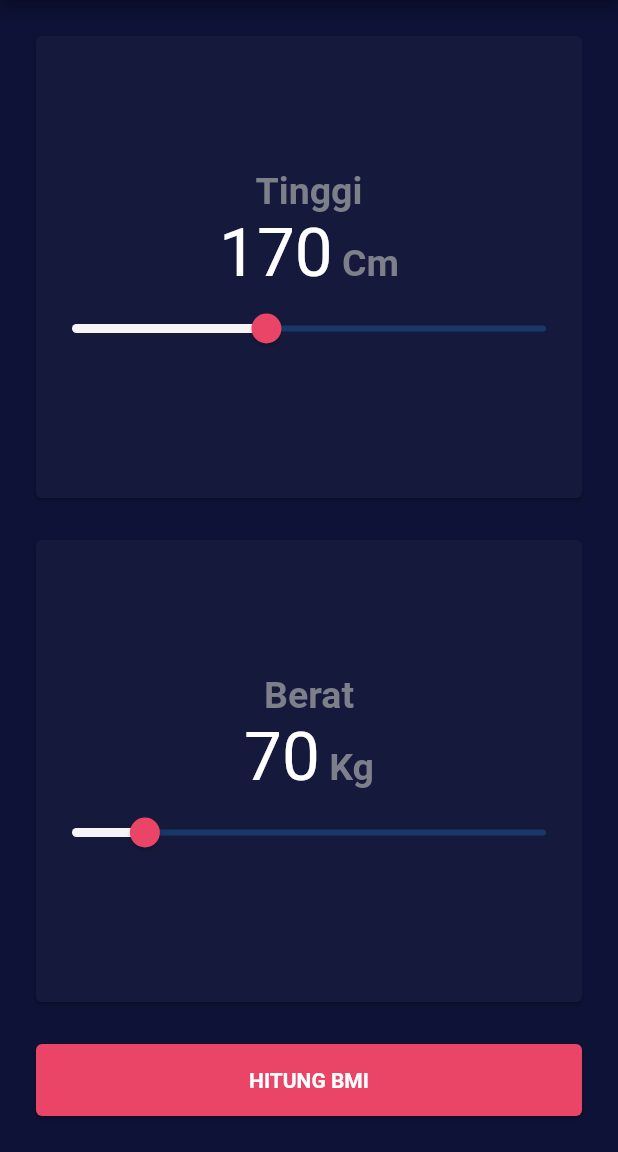
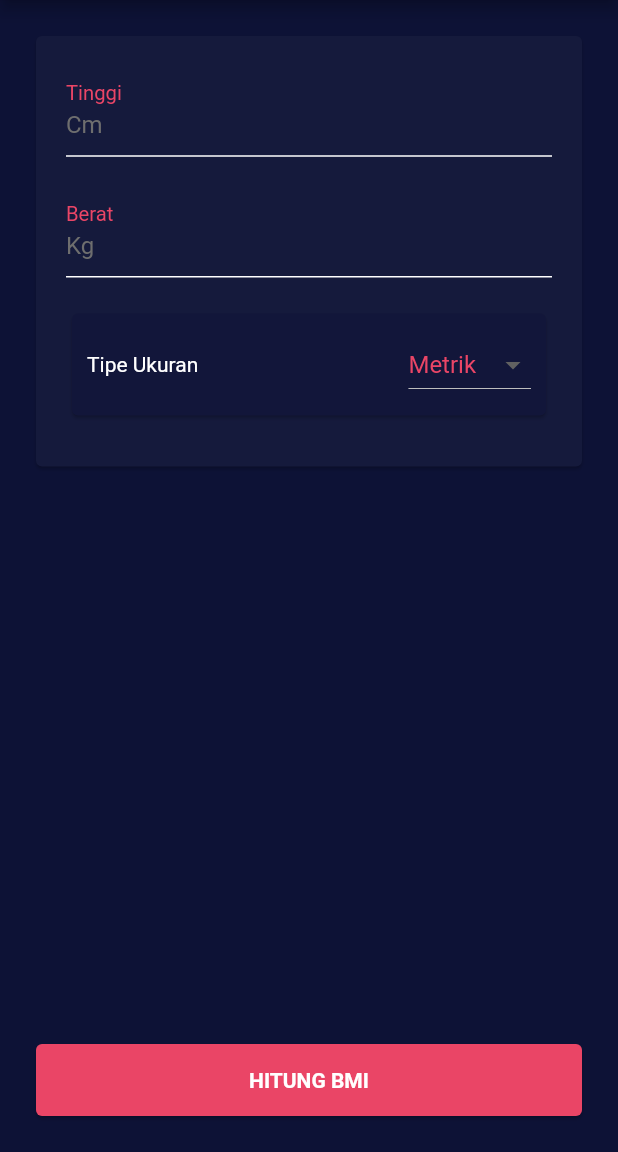
Before and after one commit to kaikoga45/bmi_calculator, a Flutter app: the screen it shows after launch, on a phone screen of 412 x 824 dp, the part 84-1236 px from its top. Run offline on Flutter 3.47's test engine with Material 2 defaults, Android fonts, the phone set to English and light mode, and no system bars.

Commit message:
Applying SOLID Principle, Changing Input, and Adding Launch Screen

```diff
--- a/lib/component/button.dart
+++ b/lib/component/button.dart
@@ -9,7 +9,7 @@ class ActionButton extends StatelessWidget {
   @override
   Widget build(BuildContext context) {
     return Card(
-      color: Color(0xFFEA4566),
+      color: const Color(0xFFEA4566),
       child: FlatButton(
         onPressed: onPressed,
         child: Text(
--- a/lib/component/measure_slider.dart
+++ /dev/null
@@ -1,65 +0,0 @@
-import 'package:flutter/material.dart';
-
-class MeasureSlider extends StatelessWidget {
-  MeasureSlider(
-      {@required this.value,
-      @required this.valueType,
-      @required this.onChanged});
-
-  final num value;
-  final Function onChanged;
-  final String valueType;
-
-  @override
-  Widget build(BuildContext context) {
-    return Expanded(
-      flex: 1,
-      child: Card(
-        color: Color(0xFF151A3C),
-        child: Column(
-          mainAxisAlignment: MainAxisAlignment.center,
-          children: [
-            Text(
-              valueType,
-              style: TextStyle(
-                color: Color(0xFF7D7F8A),
-                fontSize: 25.0,
-                fontWeight: FontWeight.bold,
-              ),
-            ),
-            RichText(
-              text: TextSpan(children: [
-                TextSpan(
-                  text: '${value.toInt()}',
-                  style: TextStyle(
-                    fontSize: 45.0,
-                  ),
-                ),
-                TextSpan(
-                  text: ' ${valueType == 'Tinggi' ? 'Cm' : 'Kg'}',
-                  style: TextStyle(
-                    color: Color(0xFF7D7F8A),
-                    fontSize: 25.0,
-                    fontWeight: FontWeight.bold,
-                  ),
-                ),
-              ]),
-            ),
-            SliderTheme(
-              data: SliderThemeData(
-                activeTrackColor: Color(0xFFF5F5F7),
-                thumbColor: Color(0xFFEA4566),
-              ),
-              child: Slider(
-                min: 10,
-                max: 400,
-                value: value,
-                onChanged: onChanged,
-              ),
-            )
-          ],
-        ),
-      ),
-    );
-  }
-}
--- /dev/null
+++ b/lib/component/scale_form.dart
@@ -0,0 +1,41 @@
+import 'package:flutter/material.dart';
+
+class ScaleForm extends StatelessWidget {
+  final String validatorMessage;
+  final String labelText;
+  final String hintText;
+  final Function onChanged;
+
+  ScaleForm(
+      {this.validatorMessage, this.hintText, this.labelText, this.onChanged});
+
+  @override
+  Widget build(BuildContext context) {
+    return TextFormField(
+      onChanged: onChanged,
+      validator: (value) {
+        if (value.isEmpty) {
+          return validatorMessage;
+        }
+        return null;
+      },
+      keyboardType: TextInputType.number,
+      style: TextStyle(color: Colors.white),
+      decoration: InputDecoration(
+        floatingLabelBehavior: FloatingLabelBehavior.always,
+        hintText: hintText,
+        hintStyle: TextStyle(
+          color: const Color(0xFF6E6E6E),
+        ),
+        labelText: labelText,
+        labelStyle: TextStyle(
+          color: const Color(0xFFEA4566),
+          fontSize: 18.0,
+        ),
+        enabledBorder: UnderlineInputBorder(
+          borderSide: BorderSide(color: Colors.white),
+        ),
+      ),
+    );
+  }
+}
--- a/lib/controller/bmi.dart
+++ b/lib/controller/bmi.dart
@@ -1,16 +1,18 @@
-import 'dart:math';
+import 'package:bmi_calculator/controller/information.dart';
 
 class Bmi {
-  final double _weight;
-  final double _height;
-  double _score;
+  final num _weight;
+  final num _height;
+  num _score;
 
+  double get weight => _weight;
   double get score => _score;
+  double get height => _height;
 
   Bmi(this._weight, this._height);
 
-  double getBmiScore() {
-    _score = Calculation.calculateBmiScore(_weight, _height);
+  num getBmiScore(dynamic typeUnitsMeasures, num weight, num height) {
+    _score = typeUnitsMeasures.calculateBmiScore(weight, height);
     return _score;
   }
 
@@ -22,68 +24,3 @@ class Bmi {
     return Information.bmiCategoryDescription(_score);
   }
 }
-
-class Calculation {
-  static double calculateBmiScore(double _weight, double _height) {
-    return _weight / pow(_height / 100, 2);
-  }
-}
-
-class Information {
-  static String bmiCategory(double _score) {
-    String category;
-
-    if (_score >= 40) {
-      category = 'OBESITAS KELAS III';
-    } else if (_score >= 35.0 && _score <= 39.9) {
-      category = 'OBESITAS KELAS II';
-    } else if (_score >= 30.0 && _score <= 34.9) {
-      category = 'OBESITAS KELAS I';
-    } else if (_score >= 25.0 && _score <= 29.9) {
-      category = 'PRA-OBESITAS';
-    } else if (_score >= 18.5 && _score <= 24.9) {
-      category = 'NORMAL';
-    } else if (_score < 18.5) {
-      category = 'KURANG';
-    }
-    return category;
-  }
-
-  static String bmiCategoryDescription(double _score) {
-    String _categoryDescription;
-
-    if (_score >= 30.0) {
-      _categoryDescription =
-          'Angka BMI anda menunjukkan bahwa anda sangat kelebihan berat badan. Kesehatan anda mungkin berisiko jika anda tidak menurunkan berat badan. Disarankan berbicara dengan dokter untuk mendapatkan nasihat.';
-    } else if (_score >= 25.0 && _score <= 29.9) {
-      _categoryDescription =
-          'Angka BMI anda menunjukkan bahwa anda sedikit kelebihan berat badan. Disarankan untuk menurunkan berat badan demi kesehatan anda.';
-    } else if (_score >= 18.5 && _score <= 24.9) {
-      _categoryDescription =
-          'Selamat! Angka BMI anda menunjukkan bahwa anda memiliki berat badan yang sehat berdasarkan tinggi badan anda. Tetap menjaga berat badan yang sehat untuk menurunkan risiko terkena masalah kesehatan';
-    } else if (_score < 18.5) {
-      _categoryDescription =
-          'Angka BMI anda menunjukkan bahwa anda kekurangan berat badan, jadi anda mungkin perlu menambah berat badan.';
-    }
-    return _categoryDescription;
-  }
-
-  static int textColorBmiCategory(double _score) {
-    int color;
-
-    if (_score >= 40) {
-      color = 0xFFEA412C;
-    } else if (_score >= 35.0 && _score <= 39.9) {
-      color = 0xFFEA412C;
-    } else if (_score >= 30.0 && _score <= 34.9) {
-      color = 0xFFEA412C;
-    } else if (_score >= 25.0 && _score <= 29.9) {
-      color = 0xFFE7C83D;
-    } else if (_score >= 18.5 && _score <= 24.9) {
-      color = 0xFF69D977;
-    } else if (_score < 18.5) {
-      color = 0xFF0C2594;
-    }
-    return color;
-  }
-}
--- /dev/null
+++ b/lib/controller/calculation.dart
@@ -0,0 +1,19 @@
+import 'dart:math';
+
+class Calculation {
+  num calculateBmiScore(num _weight, num _height) {}
+}
+
+class ImperialUnits implements Calculation {
+  @override
+  num calculateBmiScore(num _weight, num _height) {
+    return (_weight / pow(_height, 2)) * 703;
+  }
+}
+
+class MetricUnits implements Calculation {
+  @override
+  num calculateBmiScore(num _weight, num _height) {
+    return _weight / pow(_height / 100, 2);
+  }
+}
--- /dev/null
+++ b/lib/controller/information.dart
@@ -0,0 +1,58 @@
+class Information {
+  static String bmiCategory(double _score) {
+    String category;
+
+    if (_score >= 40) {
+      category = 'OBESITAS KELAS III';
+    } else if (_score >= 35.0 && _score <= 39.9) {
+      category = 'OBESITAS KELAS II';
+    } else if (_score >= 30.0 && _score <= 34.9) {
+      category = 'OBESITAS KELAS I';
+    } else if (_score >= 25.0 && _score <= 29.9) {
+      category = 'PRA-OBESITAS';
+    } else if (_score >= 18.5 && _score <= 24.9) {
+      category = 'NORMAL';
+    } else if (_score < 18.5) {
+      category = 'KURANG';
+    }
+    return category;
+  }
+
+  static String bmiCategoryDescription(double _score) {
+    String _categoryDescription;
+
+    if (_score >= 30.0) {
+      _categoryDescription =
+          'Angka BMI anda menunjukkan bahwa anda sangat kelebihan berat badan. Kesehatan anda mungkin berisiko jika anda tidak menurunkan berat badan. Disarankan berbicara dengan dokter untuk mendapatkan nasihat.';
+    } else if (_score >= 25.0 && _score <= 29.9) {
+      _categoryDescription =
+          'Angka BMI anda menunjukkan bahwa anda sedikit kelebihan berat badan. Disarankan untuk menurunkan berat badan demi kesehatan anda.';
+    } else if (_score >= 18.5 && _score <= 24.9) {
+      _categoryDescription =
+          'Selamat! Angka BMI anda menunjukkan bahwa anda memiliki berat badan yang sehat berdasarkan tinggi badan anda. Tetap menjaga berat badan yang sehat untuk menurunkan risiko terkena masalah kesehatan';
+    } else if (_score < 18.5) {
+      _categoryDescription =
+          'Angka BMI anda menunjukkan bahwa anda kekurangan berat badan, jadi anda mungkin perlu menambah berat badan.';
+    }
+    return _categoryDescription;
+  }
+
+  static int textColorBmiCategory(double _score) {
+    int color;
+
+    if (_score >= 40) {
+      color = 0xFFEA412C;
+    } else if (_score >= 35.0 && _score <= 39.9) {
+      color = 0xFFEA412C;
+    } else if (_score >= 30.0 && _score <= 34.9) {
+      color = 0xFFEA412C;
+    } else if (_score >= 25.0 && _score <= 29.9) {
+      color = 0xFFE7C83D;
+    } else if (_score >= 18.5 && _score <= 24.9) {
+      color = 0xFF69D977;
+    } else if (_score < 18.5) {
+      color = 0xFF0C2594;
+    }
+    return color;
+  }
+}
--- a/lib/input_screen.dart
+++ /dev/null
@@ -1,97 +0,0 @@
-import 'package:bmi_calculator/component/button.dart';
-import 'package:bmi_calculator/controller/bmi.dart';
-import 'package:bmi_calculator/information_screen.dart';
-import 'package:bmi_calculator/result_screen.dart';
-import 'package:flutter/material.dart';
-import 'package:bmi_calculator/component/measure_slider.dart';
-
-class InputScreen extends StatefulWidget {
-  @override
-  _InputScreenState createState() => _InputScreenState();
-}
-
-class _InputScreenState extends State<InputScreen> {
-  double _height = 170.0;
-  double _weight = 70.0;
-
-  @override
-  Widget build(BuildContext context) {
-    return Scaffold(
-      backgroundColor: Color(0xFF0D1236),
-      appBar: AppBar(
-        title: Text(
-          'BMI Kalkulator',
-          style: TextStyle(
-            fontSize: 20.0,
-            fontWeight: FontWeight.bold,
-          ),
-        ),
-        centerTitle: true,
-        actions: [
-          IconButton(
-            onPressed: () {
-              Navigator.push(
-                context,
-                MaterialPageRoute(
-                  builder: (context) => InfoScreen(),
-                ),
-              );
-            },
-            icon: Icon(Icons.help_outline),
-          )
-        ],
-        backgroundColor: Color(0xFF12163A),
-      ),
-      body: Padding(
-        padding: EdgeInsets.all(20.0),
-        child: Column(
-          crossAxisAlignment: CrossAxisAlignment.stretch,
-          children: [
-            MeasureSlider(
-              value: _height,
-              valueType: 'Tinggi',
-              onChanged: (data) {
-                setState(() {
-                  _height = data;
-                });
-              },
-            ),
-            SizedBox(
-              height: 20.0,
-            ),
-            MeasureSlider(
-              value: _weight,
-              valueType: 'Berat',
-              onChanged: (data) {
-                setState(() {
-                  _weight = data;
-                });
-              },
-            ),
-            SizedBox(
-              height: 20.0,
-            ),
-            ActionButton(
-              title: 'HITUNG BMI',
-              onPressed: () {
-                var bmi = Bmi(_weight, _height);
-
-                Navigator.push(
-                  context,
-                  MaterialPageRoute(
-                    builder: (context) => ResultScreen(
-                      bmi.getBmiScore(),
-                      bmi.getBmiCategory(),
-                      Information.textColorBmiCategory(bmi.score),
-                      bmi.getBmiDescription(),
-                    ),
-                  ),
-                );
-              },
-            ),
-          ],
-        ),
-      ),
-    );
-  }
-}
--- a/lib/main.dart
+++ b/lib/main.dart
@@ -1,4 +1,4 @@
-import 'package:bmi_calculator/input_screen.dart';
+import 'package:bmi_calculator/screen/input_screen.dart';
 import 'package:flutter/material.dart';
 
 void main() => runApp(BMICalculator());
--- a/lib/information_screen.dart
+++ b/lib/screen/about_screen.dart
@@ -48,7 +48,7 @@ class InfoScreen extends StatelessWidget {
             ),
             SizedBox(height: 40.0),
             Text(
-              'Versi 1.0.0',
+              'DEVELOPER: \nKai Koga',
               style: TextStyle(color: Colors.white, fontSize: 13.0),
               textAlign: TextAlign.center,
             ),
--- /dev/null
+++ b/lib/screen/input_screen.dart
@@ -0,0 +1,169 @@
+import 'package:bmi_calculator/component/button.dart';
+import 'package:bmi_calculator/controller/bmi.dart';
+import 'package:bmi_calculator/controller/calculation.dart';
+import 'package:bmi_calculator/controller/information.dart';
+import 'package:bmi_calculator/screen/about_screen.dart';
+import 'package:bmi_calculator/screen/result_screen.dart';
+import 'package:flutter/material.dart';
+import 'package:bmi_calculator/component/scale_form.dart';
+
+class InputScreen extends StatefulWidget {
+  @override
+  _InputScreenState createState() => _InputScreenState();
+}
+
+class _InputScreenState extends State<InputScreen> {
+  num _height;
+  num _weight;
+
+  List<Object> _instancesUnitsTypeMeasures = [MetricUnits(), ImperialUnits()];
+  int _selectedUnitsTypeMeasures = 0;
+
+  final _formKey = GlobalKey<FormState>();
+
+  @override
+  Widget build(BuildContext context) {
+    return Scaffold(
+      backgroundColor: const Color(0xFF0D1236),
+      resizeToAvoidBottomInset: false,
+      appBar: AppBar(
+        title: Text(
+          'BMI Kalkulator',
+          style: const TextStyle(
+            fontSize: 20.0,
+            fontWeight: FontWeight.bold,
+          ),
+        ),
+        centerTitle: true,
+        actions: [
+          IconButton(
+            onPressed: () {
+              Navigator.push(
+                context,
+                MaterialPageRoute(
+                  builder: (context) => InfoScreen(),
+                ),
+              );
+            },
+            icon: Icon(Icons.help_outline),
+          )
+        ],
+        backgroundColor: const Color(0xFF12163A),
+      ),
+      body: Padding(
+        padding: const EdgeInsets.all(20.0),
+        child: Column(
+          crossAxisAlignment: CrossAxisAlignment.stretch,
+          mainAxisAlignment: MainAxisAlignment.spaceBetween,
+          children: [
+            Form(
+              key: _formKey,
+              child: Card(
+                color: const Color(0xFF151A3C),
+                child: Padding(
+                  padding: const EdgeInsets.only(
+                      top: 20.0, left: 20.0, right: 20.0, bottom: 30.0),
+                  child: Column(
+                    crossAxisAlignment: CrossAxisAlignment.stretch,
+                    children: [
+                      ScaleForm(
+                        labelText: 'Tinggi',
+                        hintText:
+                            _selectedUnitsTypeMeasures == 0 ? 'Cm' : 'Inch',
+                        validatorMessage: 'Tolong masukkan tinggi badan anda',
+                        onChanged: (value) {
+                          setState(() {
+                            _height = num.parse(value);
+                          });
+                        },
+                      ),
+                      SizedBox(height: 20.0),
+                      ScaleForm(
+                        labelText: 'Berat',
+                        hintText:
+                            _selectedUnitsTypeMeasures == 0 ? 'Kg' : 'Lbs',
+                        validatorMessage: 'Tolong masukkan berat badan anda',
+                        onChanged: (value) {
+                          setState(() {
+                            _weight = num.parse(value);
+                          });
+                        },
+                      ),
+                      SizedBox(height: 20.0),
+                      Card(
+                        color: const Color(0xFF12163A),
+                        child: Padding(
+                          padding: const EdgeInsets.all(10.0),
+                          child: Row(
+                            mainAxisAlignment: MainAxisAlignment.spaceBetween,
+                            children: [
+                              Text(
+                                'Tipe Ukuran',
+                                style: TextStyle(color: Colors.white),
+                              ),
+                              DropdownButton(
+                                dropdownColor: Color(0xFF151A3C),
+                                value: _selectedUnitsTypeMeasures,
+                                items: [
+                                  DropdownMenuItem(
+                                    value: 0,
+                                    child: Text(
+                                      'Metrik',
+                                      style: TextStyle(
+                                          color: const Color(0xFFEA4566)),
+                                    ),
+                                  ),
+                                  DropdownMenuItem(
+                                    value: 1,
+                                    child: Text(
+                                      'Imperial',
+                                      style: TextStyle(
+                                          color: const Color(0xFFEA4566)),
+                                    ),
+                                  ),
+                                ],
+                                onChanged: (value) {
+                                  setState(() {
+                                    _selectedUnitsTypeMeasures = value;
+                                  });
+                                },
+                              )
+                            ],
+                          ),
+                        ),
+                      ),
+                    ],
+                  ),
+                ),
+              ),
+            ),
+            ActionButton(
+              title: 'HITUNG BMI',
+              onPressed: () {
+                if (_formKey.currentState.validate()) {
+                  Bmi bmi = Bmi(_weight, _height);
+
+                  Navigator.push(
+                    context,
+                    MaterialPageRoute(
+                      builder: (context) => ResultScreen(
+                        bmi.getBmiScore(
+                            _instancesUnitsTypeMeasures[
+                                _selectedUnitsTypeMeasures],
+                            _weight,
+                            _height),
+                        bmi.getBmiCategory(),
+                        Information.textColorBmiCategory(bmi.score),
+                        bmi.getBmiDescription(),
+                      ),
+                    ),
+                  );
+                }
+              },
+            ),
+          ],
+        ),
+      ),
+    );
+  }
+}
--- a/lib/result_screen.dart
+++ b/lib/screen/result_screen.dart
@@ -60,7 +60,9 @@ class ResultScreen extends StatelessWidget {
                           fontSize: 25.0,
                         ),
                       ),
-                      Text(
+                      FittedBox(
+                        fit: BoxFit.fill,
+                        child: Text(
                           '${_bmiScore.toStringAsFixed(1)}',
                           style: TextStyle(
                             color: Colors.white,
@@ -68,6 +70,7 @@ class ResultScreen extends StatelessWidget {
                             fontSize: 90.0,
                           ),
                           textAlign: TextAlign.center,
+                        ),
                       ),
                       Container(
                         child: Column(
```
Also changed, not shown: 2 other files. Lines whose indentation alone changed are shown as unchanged.
